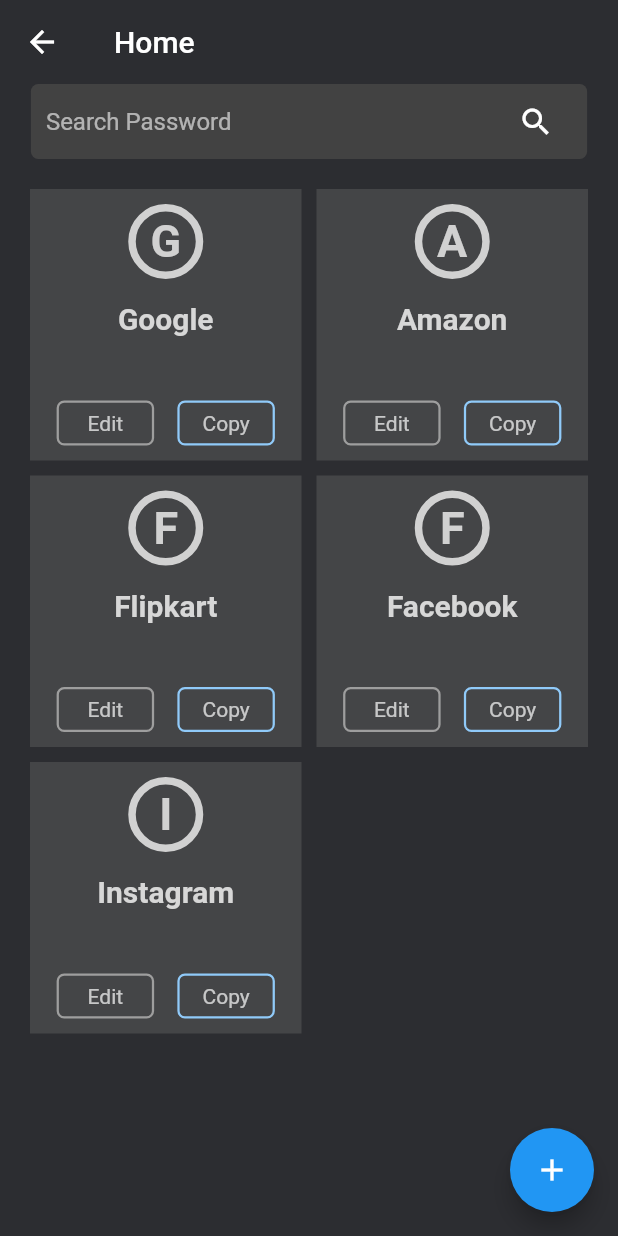
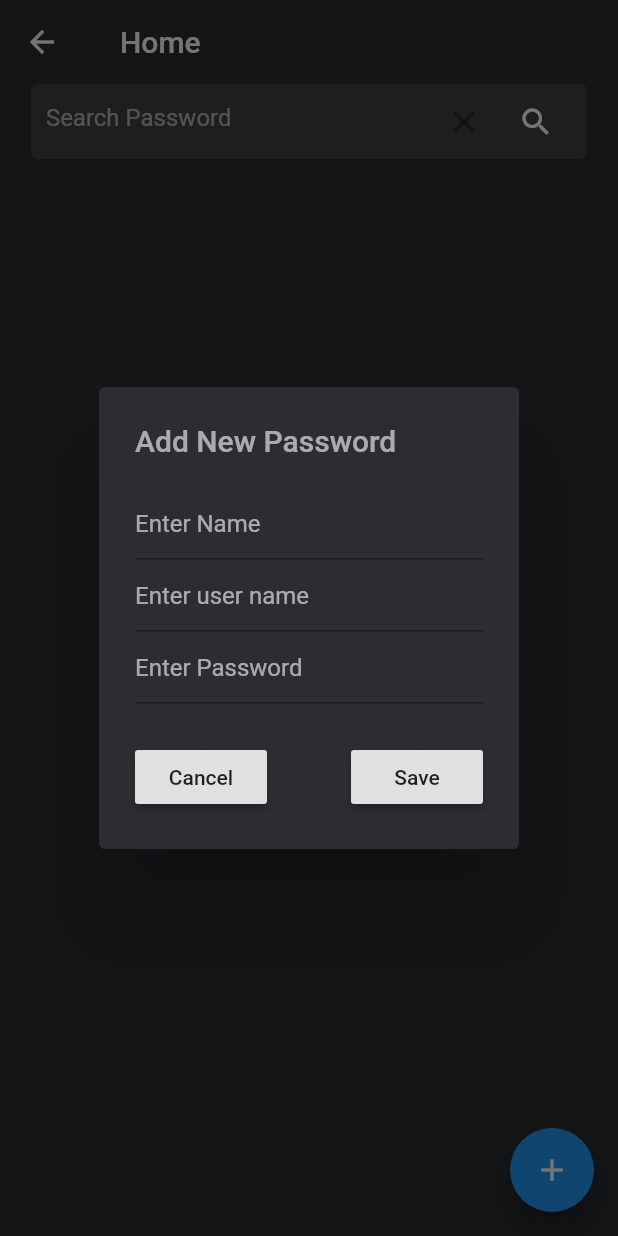
Before and after one commit to singhsaubhik/cryptokeep, a Flutter app: the HomePage screen opened by its route, after a tap on the "add" icon, on a phone screen of 412 x 824 dp. Run offline on Flutter 3.47's test engine with Material 2 defaults, Android fonts, the phone set to English and light mode, and no system bars; our stand-ins replace local_auth, sqflite; accounts and stored records are empty.

Commit message:
Adds modal to add new password, DB support

```diff
--- a/lib/components/home_component.dart
+++ b/lib/components/home_component.dart
@@ -1,17 +1,21 @@
+import 'package:cryptokeep/dao/dao.dart';
+import 'package:cryptokeep/models/password_model.dart';
 import 'package:cryptokeep/provider/password_provider.dart';
 import 'package:flutter/material.dart';
 import 'package:provider/provider.dart';
 
 class PasswordGrid extends StatelessWidget {
-  const PasswordGrid({
-    Key key,
-  }) : super(key: key);
+  final List<Password> passwordList = [];
 
   @override
   Widget build(BuildContext context) {
-    final passwordProvider = Provider.of<PasswordProvider>(context);
+    final provider = Provider.of<PasswordProvider>(context);
 
-    return Expanded(
+    return provider.isLoading
+        ? Center(
+            child: CircularProgressIndicator(),
+          )
+        : Expanded(
             child: GridView.count(
               primary: false,
               padding: const EdgeInsets.all(20),
@@ -19,7 +23,7 @@ class PasswordGrid extends StatelessWidget {
               mainAxisSpacing: 10,
               crossAxisCount: 2,
               children: <Widget>[
-          for (var data in passwordProvider.todoList())
+                for (var data in provider.passwordList())
                   PasswordCard(Key(data.id), data.name)
               ],
             ),
--- a/lib/components/searchbar.dart
+++ b/lib/components/searchbar.dart
@@ -1,4 +1,5 @@
 import 'package:cryptokeep/provider/password_provider.dart';
+import 'package:cryptokeep/repository/respository.dart';
 import 'package:cryptokeep/utils/constants.dart';
 import 'package:flutter/material.dart';
 import 'package:provider/provider.dart';
@@ -8,8 +9,6 @@ class SearchBar extends StatelessWidget {
 
   @override
   Widget build(BuildContext context) {
-    final provider = Provider.of<PasswordProvider>(context);
-
     return Container(
       height: 50,
       width: MediaQuery.of(context).size.width * .9,
@@ -25,6 +24,16 @@ class SearchBar extends StatelessWidget {
               decoration: InputDecoration(
                 border: InputBorder.none,
                 hintText: "Search Password",
+                suffixIcon: IconButton(
+                  onPressed: () {
+                    if (controller.value.text != "")
+                      Repository.instance(context).filter("");
+
+                    controller.clear();
+                    FocusScope.of(context).unfocus();
+                  },
+                  icon: Icon(Icons.clear),
+                ),
               ),
               style: TextStyle(
                 color: Colors.white60,
@@ -32,14 +41,15 @@ class SearchBar extends StatelessWidget {
             ),
           ),
           IconButton(
-              icon: Icon(
-                Icons.search,
-                color: primaryTextColor,
-              ),
-              onPressed: () {
-                provider.filter(controller.text);
-                FocusScope.of(context).unfocus();
-              }),
+            tooltip: "Search",
+            splashRadius: 1,
+            icon: Icon(
+              Icons.search,
+              color: primaryTextColor,
+            ),
+            onPressed: () =>
+                Repository.instance(context).filter(controller.value.text),
+          ),
         ],
       ),
     );
--- /dev/null
+++ b/lib/dao/dao.dart
@@ -0,0 +1,67 @@
+import 'dart:io';
+
+import 'package:path_provider/path_provider.dart';
+import 'package:path/path.dart';
+import 'package:sqflite/sqflite.dart';
+
+class DBHelper {
+  static final _databaseName = "cryptokeep.db";
+  static final _databaseVersion = 1;
+
+  static final passwordTable = "password_table";
+
+  static final _id = "_id";
+  static final _name = "name";
+  static final _username = "username";
+  static final _password = "password";
+  static final _createdAt = "createdAt";
+  static final _updatedAt = "updatedAt";
+
+  DBHelper._privateConstructor();
+
+  static final DBHelper instance = DBHelper._privateConstructor();
+
+  static Database _database;
+
+  Future<Database> get database async {
+    if (_database != null) return _database;
+    _database = await _initDatabase();
+    return _database;
+  }
+
+  _initDatabase() async {
+    Directory _directory = await getApplicationDocumentsDirectory();
+    String path = join(_directory.path, _databaseName);
+    return await openDatabase(path,
+        version: _databaseVersion, onCreate: _onCreate);
+  }
+
+  Future _onCreate(Database db, int version) async {
+    await db.execute('''
+      CREATE TABLE $passwordTable (
+        $_id TEXT PRIMARY KEY,
+        $_name TEXT NOT NULL,
+        $_username TEXT,
+        $_password TEXT NOT NULL,
+        $_createdAt TEXT,
+        $_updatedAt TEXT
+      )
+    ''');
+  }
+
+  Future<List<Map<String, dynamic>>> getAll() async {
+    var db = await instance.database;
+    return await db.query(passwordTable);
+  }
+
+  Future<List<Map<String, dynamic>>> find({search, projection}) async {
+    var db = await instance.database;
+    return await db
+        .query(passwordTable, where: "name LIKE ?", whereArgs: ["%$search%"]);
+  }
+
+  Future<int> insertOne(Map<String, dynamic> row) async {
+    Database db = await instance.database;
+    return await db.insert(passwordTable, row);
+  }
+}
--- a/lib/models/password_model.dart
+++ b/lib/models/password_model.dart
@@ -1,16 +1,35 @@
+import 'package:uuid/uuid.dart';
+
 class Password {
-  String id;
-  String username;
-  String password;
-  String name;
+  String id, username, password, name, createdAt, updatedAt;
 
-  String createdAt, updatedAt;
+  Password({id, name, username, password, createdAt, updatedAt}) {
+    this.id = id ?? Uuid().v4().toString();
+    this.name = name;
+    this.username = username;
+    this.password = password;
+    this.createdAt = createdAt ?? DateTime.now().toIso8601String();
+    this.updatedAt = updatedAt ?? DateTime.now().toIso8601String();
+  }
 
-  Password(
-      {this.id,
-      this.name,
-      this.username,
-      this.password,
-      this.createdAt,
-      this.updatedAt});
+  Map<String, dynamic> toMap() {
+    var map = <String, dynamic>{
+      "_id": this.id,
+      "name": this.name,
+      "username": this.username,
+      "password": this.password,
+      "createdAt": this.createdAt,
+      "updatedAt": this.updatedAt
+    };
+    return map;
+  }
+
+  Password.fromMap(Map<String, dynamic> map) {
+    id = map["_id"];
+    name = map["name"];
+    username = map["username"];
+    password = map["password"];
+    createdAt = map["createdAt"];
+    updatedAt = map["updatedAt"];
+  }
 }
--- a/lib/provider/password_provider.dart
+++ b/lib/provider/password_provider.dart
@@ -1,14 +1,55 @@
 import 'dart:collection';
-
+import 'package:cryptokeep/dao/dao.dart';
 import 'package:cryptokeep/models/password_model.dart';
 import 'package:cryptokeep/utils/constants.dart';
 import 'package:flutter/foundation.dart';
 
 class PasswordProvider extends ChangeNotifier {
-  List<Password> _list = kPasswordData;
+  bool _isDBLoaded = false;
+  List<Password> _list = [];
+  bool _isLoading = false;
 
-  UnmodifiableListView<Password> todoList() {
+  bool shouldLoadFromDB() => _list.isEmpty && _isDBLoaded;
+
+  void _loadFromDB() async {
+    _isLoading = true;
+    var response = await DBHelper.instance.getAll();
+
+    for (var v in response) {
+      _list.add(Password.fromMap(v));
+    }
+    _isLoading = false;
+    _isDBLoaded = true;
+    notifyListeners();
+  }
+
+  UnmodifiableListView<Password> passwordList() {
+    if (!_isDBLoaded) _loadFromDB();
     return UnmodifiableListView(_list);
+  }
+
+  /* Spinner methods */
+  get isLoading => _isLoading;
+
+  void setIsLoading(value) {
+    _isLoading = value;
+    notifyListeners();
+  }
+
+  get isDBLoaded => _isDBLoaded;
+
+  set setIsDBLoaded(value) => _isDBLoaded = value;
+
+  void add(Password password, {isLoading}) {
+    _list.add(password);
+    if (isLoading != null) _isLoading = isLoading;
+    notifyListeners();
+  }
+
+  void updateList(List<Password> list, {isLoading}) {
+    _list = list;
+    if (isLoading != null) _isLoading = isLoading;
+    notifyListeners();
   }
 
   void filter(String text) {
--- /dev/null
+++ b/lib/repository/respository.dart
@@ -0,0 +1,38 @@
+import 'package:cryptokeep/dao/dao.dart';
+import 'package:cryptokeep/models/password_model.dart';
+import 'package:cryptokeep/provider/password_provider.dart';
+import 'package:flutter/material.dart';
+import 'package:provider/provider.dart';
+
+class Repository {
+  PasswordProvider _provider;
+
+  Repository._privateConstructor(BuildContext context) {
+    this._provider = Provider.of<PasswordProvider>(context, listen: false);
+  }
+
+  static Repository instance(BuildContext context) =>
+      Repository._privateConstructor(context);
+
+  void addPassword(Password object) async {
+    this._provider.setIsLoading(true);
+    var response = await DBHelper.instance.insertOne(object.toMap());
+    if (response <= -1) {
+      // TODO: Handle it better
+      throw Exception("Could not save");
+    }
+
+    this._provider.add(object, isLoading: false);
+  }
+
+  void filter(String searchText) async {
+    List<Password> _list = [];
+    this._provider.setIsLoading(true);
+    var response = await DBHelper.instance.find(search: searchText);
+
+    response.forEach((element) {
+      _list.add(Password.fromMap(element));
+    });
+    this._provider.updateList(_list, isLoading: false);
+  }
+}
--- a/lib/screens/home_page.dart
+++ b/lib/screens/home_page.dart
@@ -1,6 +1,11 @@
 import 'package:cryptokeep/components/home_component.dart';
 import 'package:cryptokeep/components/searchbar.dart';
+import 'package:cryptokeep/dao/dao.dart';
+import 'package:cryptokeep/models/password_model.dart';
+import 'package:cryptokeep/provider/password_provider.dart';
 import 'package:flutter/material.dart';
+import 'package:provider/provider.dart';
+import 'package:cryptokeep/repository/respository.dart';
 
 class HomePage extends StatelessWidget {
   @override
@@ -10,11 +15,32 @@ class HomePage extends StatelessWidget {
         appBar: AppBar(
           primary: false,
           title: Text("Home"),
-          titleSpacing: 20,
+          titleSpacing: 24,
           elevation: 0,
         ),
         floatingActionButton: FloatingActionButton(
-          onPressed: () {},
+          onPressed: () async {
+            var value = await showDialog(
+                context: context,
+                builder: (context) {
+                  return AddPasswordDialog();
+                });
+
+            print(value);
+
+            if (value != null) {
+              print("IIIIIIIIIIIIIIIIIIIIIIIIIIIIIII");
+              Repository.instance(context).addPassword(
+                Password(
+                  name: value["name"],
+                  username: value["username"],
+                  password: value["password"],
+                ),
+              );
+            }
+
+            print(value);
+          },
           child: Icon(Icons.add),
         ),
         body: Column(
@@ -27,3 +53,63 @@ class HomePage extends StatelessWidget {
     );
   }
 }
+
+class AddPasswordDialog extends StatelessWidget {
+  final nameC = TextEditingController();
+  final userNameC = TextEditingController();
+  final passwordC = TextEditingController();
+
+  @override
+  Widget build(BuildContext context) {
+    return AlertDialog(
+      title: Text(
+        "Add New Password",
+        style: TextStyle(color: Colors.white60),
+      ),
+      backgroundColor: Theme.of(context).scaffoldBackgroundColor,
+      content: Column(
+        mainAxisSize: MainAxisSize.min,
+        children: [
+          TextField(
+            controller: nameC,
+            decoration: InputDecoration(
+              hintText: "Enter Name",
+            ),
+          ),
+          TextField(
+            controller: userNameC,
+            decoration: InputDecoration(
+              hintText: "Enter user name",
+            ),
+          ),
+          TextField(
+            controller: passwordC,
+            decoration: InputDecoration(
+              hintText: "Enter Password",
+            ),
+          ),
+          SizedBox(
+            height: 25,
+          ),
+          Row(
+            mainAxisAlignment: MainAxisAlignment.spaceBetween,
+            children: [
+              RaisedButton(
+                onPressed: () => Navigator.of(context).pop(),
+                child: Text("Cancel"),
+              ),
+              RaisedButton(
+                onPressed: () => Navigator.of(context).pop({
+                  "name": nameC.value.text,
+                  "username": userNameC.value.text,
+                  "password": passwordC.value.text
+                }),
+                child: Text("Save"),
+              ),
+            ],
+          )
+        ],
+      ),
+    );
+  }
+}
--- a/pubspec.yaml
+++ b/pubspec.yaml
@@ -33,6 +33,9 @@ dependencies:
   provider: ^4.3.2+3
   local_auth:
   flutter_svg:
+  sqflite: ^1.3.2+3
+  path_provider: ^1.6.27
+  uuid: ^2.2.2
 
 dev_dependencies:
   flutter_test:
```
Also changed, not shown: pubspec.lock. Lines whose indentation alone changed are shown as unchanged.
